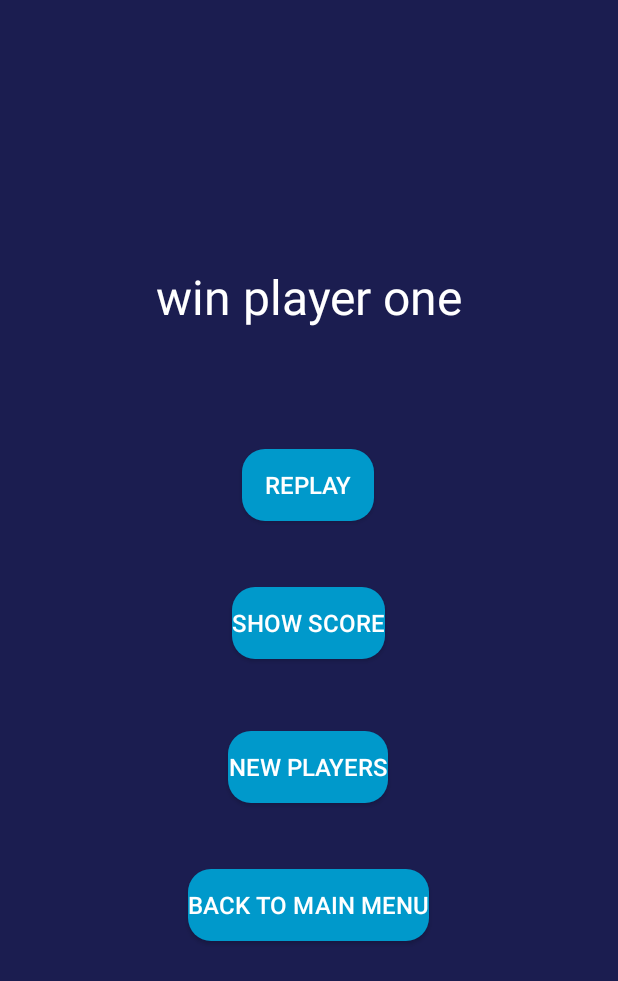
After one commit to KolyaOrdoyan/Android_Homework, an Android app: the layout activity_tic_tac_toe_end_page.xml on its own in the app's theme, with its tools: preview values and no code run, on a phone screen of 412 x 824 dp. The commit adds this screen. Shown: the top 981 px of the screen. Run offline under Robolectric (Android 15) with nearby library versions, the phone set to English and light mode, and no system bars.

Commit message:
allProjects has been added Tic Tac Toy game and page two

```diff
--- /dev/null
+++ b/All_Android_Projects/app/src/main/res/layout/activity_tic_tac_toe_end_page.xml
@@ -0,0 +1,80 @@
+<?xml version="1.0" encoding="utf-8"?>
+<androidx.constraintlayout.widget.ConstraintLayout xmlns:android="http://schemas.android.com/apk/res/android"
+    xmlns:app="http://schemas.android.com/apk/res-auto"
+    xmlns:tools="http://schemas.android.com/tools"
+    android:layout_width="match_parent"
+    android:layout_height="match_parent"
+    android:background="#1b1d50"
+    tools:context=".tictactoy.TicTacToeEndPage">
+
+    <TextView
+        android:id="@+id/scoreBar"
+        android:layout_width="match_parent"
+        android:layout_height="wrap_content"
+        android:layout_marginTop="176dp"
+        android:gravity="center"
+        android:text="win player one"
+        android:textColor="@color/white"
+        android:textSize="32sp"
+        app:layout_constraintEnd_toEndOf="parent"
+        app:layout_constraintStart_toStartOf="parent"
+        app:layout_constraintTop_toTopOf="parent" />
+
+
+    <androidx.appcompat.widget.AppCompatButton
+        android:id="@+id/replay"
+        android:layout_width="wrap_content"
+        android:layout_height="wrap_content"
+        android:layout_marginTop="80dp"
+        android:background="@drawable/tictactoy_startbutton"
+        android:text="Replay"
+        android:textColor="@color/white"
+        android:textSize="16sp"
+        app:layout_constraintEnd_toEndOf="parent"
+        app:layout_constraintHorizontal_bias="0.498"
+        app:layout_constraintStart_toStartOf="parent"
+        app:layout_constraintTop_toBottomOf="@+id/scoreBar" />
+
+    <androidx.appcompat.widget.AppCompatButton
+        android:id="@+id/showScore"
+        android:layout_width="wrap_content"
+        android:layout_height="wrap_content"
+        android:layout_marginTop="44dp"
+        android:background="@drawable/tictactoy_startbutton"
+        android:text="show score"
+        android:textColor="@color/white"
+        android:textSize="16sp"
+        app:layout_constraintEnd_toEndOf="parent"
+        app:layout_constraintHorizontal_bias="0.498"
+        app:layout_constraintStart_toStartOf="parent"
+        app:layout_constraintTop_toBottomOf="@+id/replay" />
+
+    <androidx.appcompat.widget.AppCompatButton
+        android:id="@+id/newPlayers"
+        android:layout_width="wrap_content"
+        android:layout_height="wrap_content"
+        android:layout_marginTop="48dp"
+        android:background="@drawable/tictactoy_startbutton"
+        android:text="new players"
+        android:textColor="@color/white"
+        android:textSize="16sp"
+        app:layout_constraintEnd_toEndOf="parent"
+        app:layout_constraintHorizontal_bias="0.498"
+        app:layout_constraintStart_toStartOf="parent"
+        app:layout_constraintTop_toBottomOf="@+id/showScore" />
+
+    <androidx.appcompat.widget.AppCompatButton
+        android:id="@+id/backToMainManu"
+        android:layout_width="wrap_content"
+        android:layout_height="wrap_content"
+        android:layout_marginTop="44dp"
+        android:background="@drawable/tictactoy_startbutton"
+        android:text="back to main menu"
+        android:textColor="@color/white"
+        android:textSize="16sp"
+        app:layout_constraintEnd_toEndOf="parent"
+        app:layout_constraintHorizontal_bias="0.498"
+        app:layout_constraintStart_toStartOf="parent"
+        app:layout_constraintTop_toBottomOf="@+id/newPlayers" />
+
+</androidx.constraintlayout.widget.ConstraintLayout>
```
Also changed, not shown: All_Android_Projects/app/src/main/AndroidManifest.xml (+7 -2 lines), All_Android_Projects/app/src/main/java/com/example/all_android_projects/tictactoy/TicTacToeEndPage.kt (added, +62 -0 lines), All_Android_Projects/app/src/main/res/layout/activity_tic_tac_toy.xml (+2 -20 lines).
